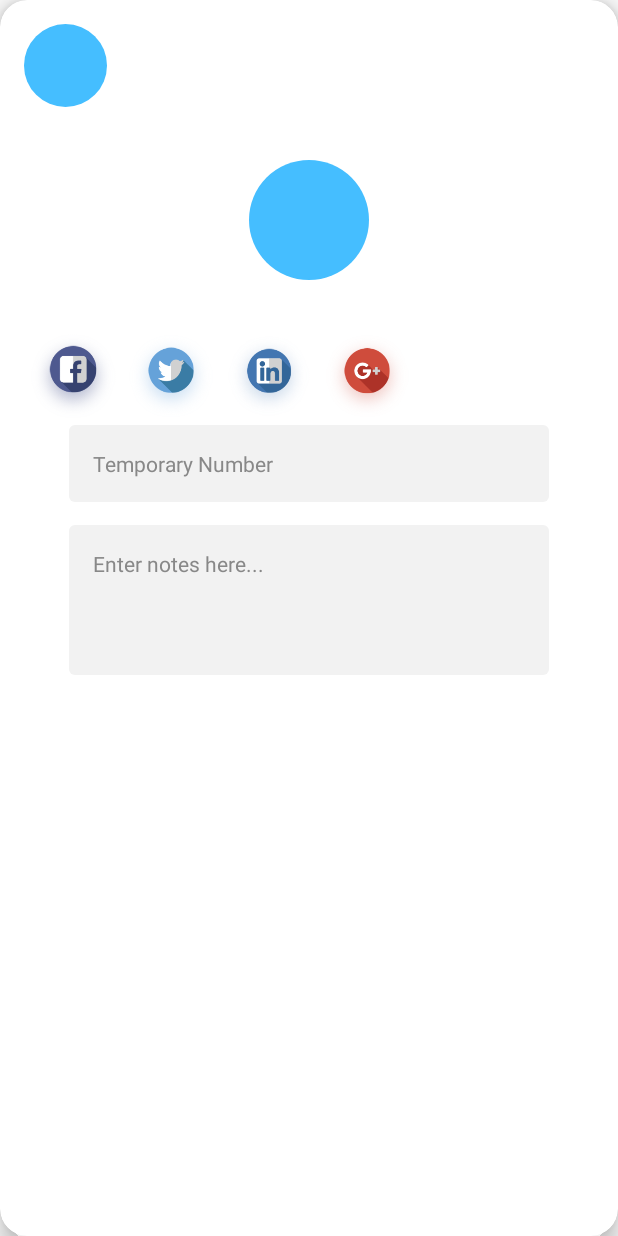
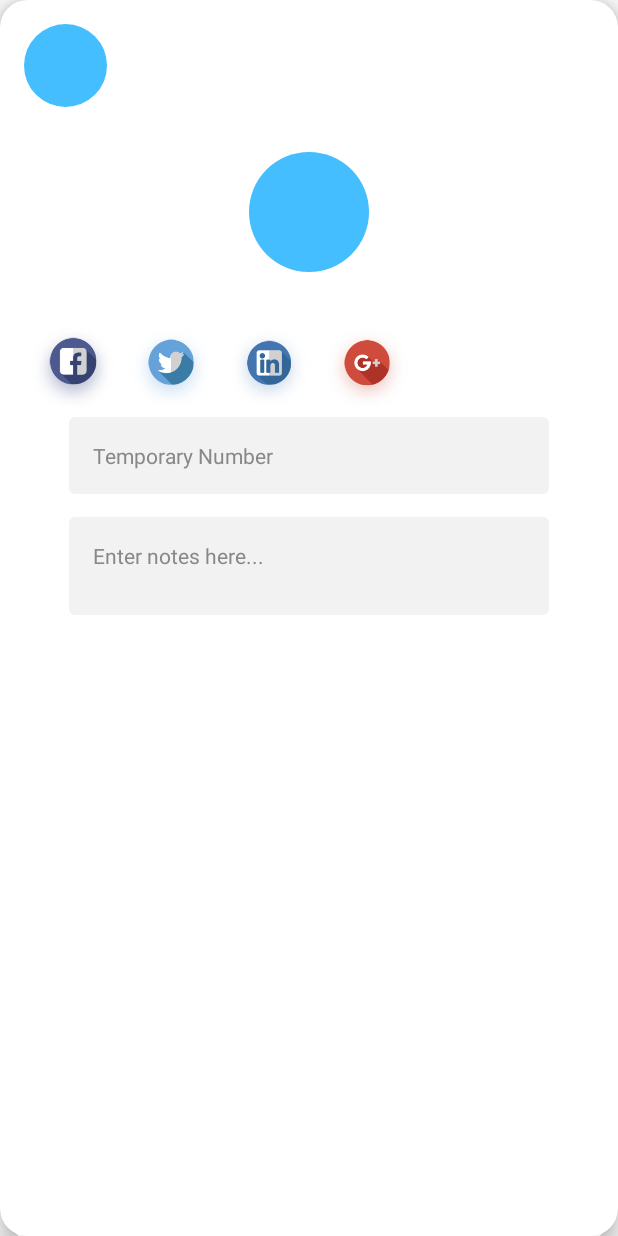
Before and after one commit to MustansirZia/Decky, an Android app: the layout collegue_item.xml on its own in the app's theme, with its tools: preview values and no code run, on a phone screen of 412 x 824 dp. Run offline under Robolectric (Android 15) with nearby library versions, the phone set to English and light mode, and no system bars; plain views replace AppCompatTextView.

Commit message:
UI Changes

```diff
--- a/app/src/main/java/com/mz/cards/MainActivity.java
+++ b/app/src/main/java/com/mz/cards/MainActivity.java
@@ -32,6 +32,7 @@ public class MainActivity extends AppCompatActivity {
 
     @Override
     protected void onCreate(Bundle savedInstanceState) {
+
         super.onCreate(savedInstanceState);
         setContentView(R.layout.activity_main);
         loadColleagues();
--- a/app/src/main/res/layout/collegue_item.xml
+++ b/app/src/main/res/layout/collegue_item.xml
@@ -73,7 +73,7 @@
         <LinearLayout
             android:layout_width="match_parent"
             android:layout_height="wrap_content"
-            android:layout_marginTop="35dp"
+            android:layout_marginTop="30dp"
             android:gravity="center_horizontal"
             android:orientation="vertical">
 
@@ -148,7 +148,7 @@
 
             <EditText
                 android:layout_width="match_parent"
-                android:layout_height="100dp"
+                android:layout_height="65dp"
                 android:background="@drawable/edit_text_bg"
                 android:ems="30"
                 android:layout_gravity="top"
```
Also changed, not shown: app/src/main/res/layout/activity_main.xml (+10 -25 lines), app/src/main/res/drawable/notification_circle_bg.png (added).
